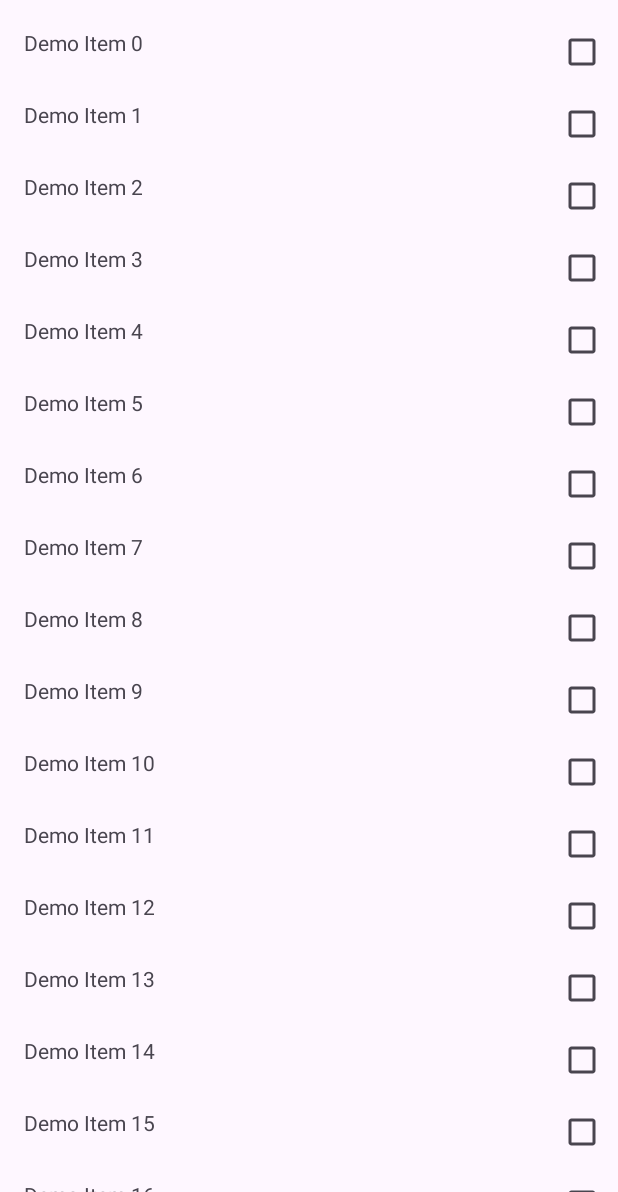
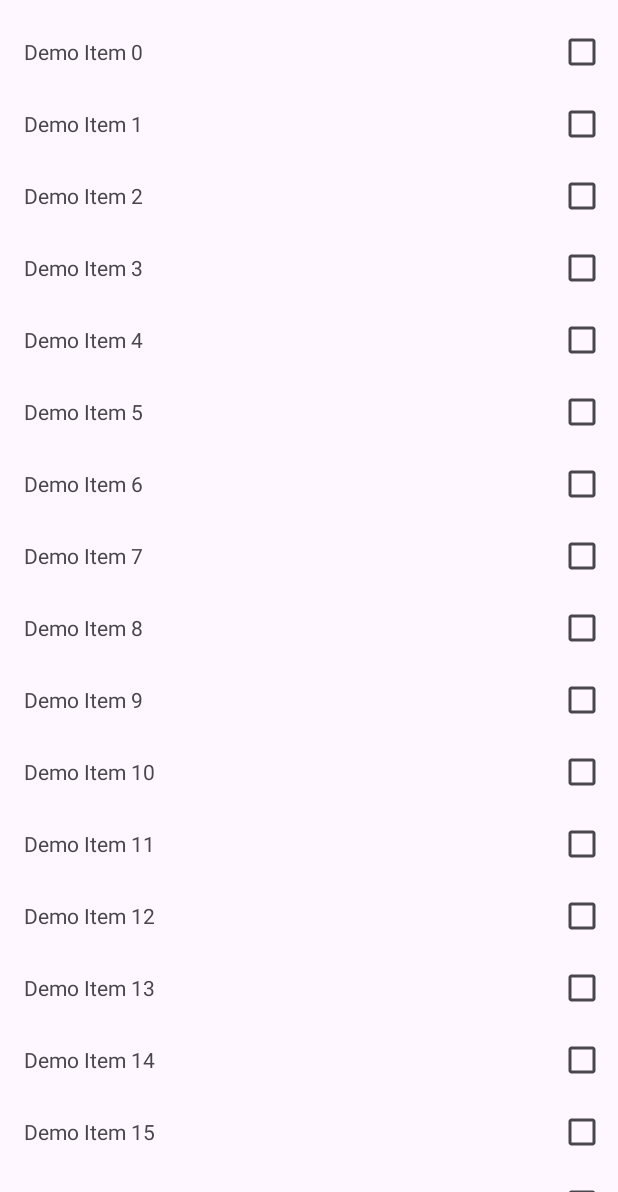
Before and after one commit to atomofiron/android-recyclerview-fastscroller2, an Android app: the screen it shows after launch (DemoActivity), on a phone screen of 412 x 824 dp, the part 44-1236 px from its top. Run offline under Robolectric (Android 15) with nearby library versions, the phone set to English and light mode, and no system bars.

Commit message:
fix item layout

```diff
--- a/app/src/main/res/layout/item.xml
+++ b/app/src/main/res/layout/item.xml
@@ -9,6 +9,7 @@
         android:id="@+id/title"
         android:layout_width="wrap_content"
         android:layout_height="wrap_content"
+        android:layout_gravity="center_vertical"
         android:paddingStart="16dp"
         android:paddingVertical="8dp"
         tools:text="Item X"
@@ -17,6 +18,6 @@
         android:id="@+id/checkbox"
         android:layout_width="wrap_content"
         android:layout_height="wrap_content"
-        android:layout_gravity="end"
+        android:layout_gravity="center_vertical|end"
         />
 </FrameLayout>
```
